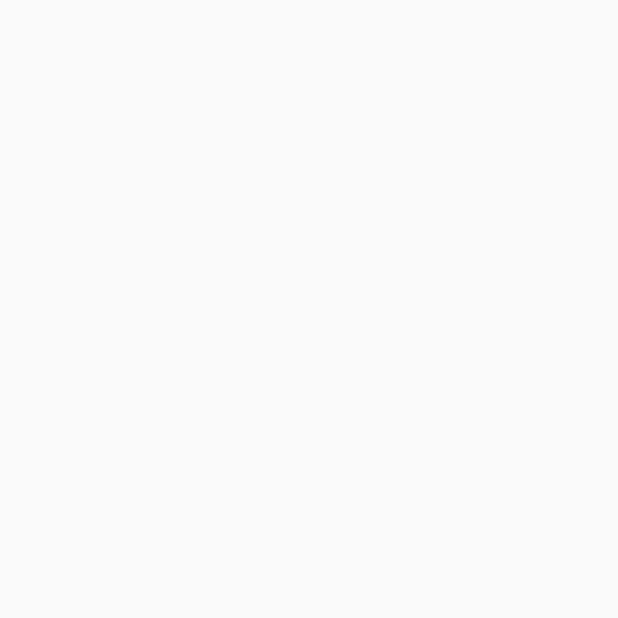
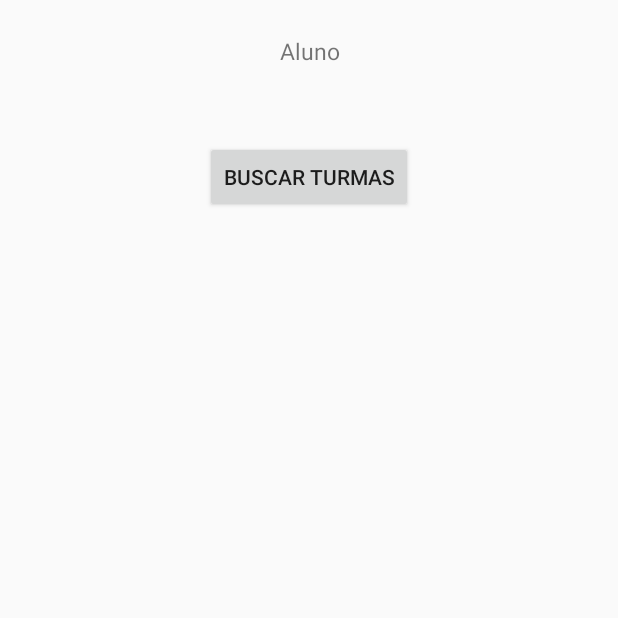
Before and after one commit to igorqsilva/DSM2017-01, an Android app: the aluno screen opened directly, with no data from a screen before it, on a phone screen of 412 x 824 dp, the top half of it. Before the commit the part shown is empty. Run offline under Robolectric (Android 15) with nearby library versions, the phone set to English and light mode, and no system bars.

Commit message:
Correções

```diff
--- a/HereIam/app/src/main/java/com/iam/here/hereiam/MainActivity.java
+++ b/HereIam/app/src/main/java/com/iam/here/hereiam/MainActivity.java
@@ -23,7 +23,7 @@ public class MainActivity extends AppCompatActivity {
      * Metado chama outra Activity e faz a mudança de tela
      * @param view
      */
-    public void telaCadastroTurma(View view){
+    public void telaPerfil(View view){
 
         Intent intent1 = new Intent(getApplicationContext(), professor.class);
         startActivity(intent1);
--- a/HereIam/app/src/main/res/layout/aluno.xml
+++ b/HereIam/app/src/main/res/layout/aluno.xml
@@ -6,4 +6,31 @@
     android:layout_height="match_parent"
     tools:context="com.iam.here.hereiam.aluno">
 
+    <TextView
+        android:layout_width="wrap_content"
+        android:layout_height="wrap_content"
+        android:text="Aluno"
+        android:textSize="15sp"
+        app:layout_constraintBottom_toBottomOf="parent"
+        app:layout_constraintLeft_toLeftOf="parent"
+        app:layout_constraintRight_toRightOf="parent"
+        app:layout_constraintTop_toTopOf="parent"
+        app:layout_constraintVertical_bias="0.029"
+        app:layout_constraintHorizontal_bias="0.501" />
+
+    <Button
+        android:id="@+id/btCadastroEmTurma"
+        android:layout_width="wrap_content"
+        android:layout_height="wrap_content"
+        android:layout_column="0"
+        android:layout_row="9"
+        android:onClick="buscar"
+        android:text="Buscar Turmas"
+        android:visibility="visible"
+        app:layout_constraintBottom_toBottomOf="parent"
+        app:layout_constraintLeft_toLeftOf="parent"
+        app:layout_constraintRight_toRightOf="parent"
+        app:layout_constraintTop_toTopOf="parent"
+        app:layout_constraintVertical_bias="0.121" />
+
 </android.support.constraint.ConstraintLayout>
```
Also changed, not shown: HereIam/app/src/main/res/layout/activity_main.xml (+20 -4 lines), HereIam/app/src/main/res/layout/professor.xml (+28 -0 lines).
